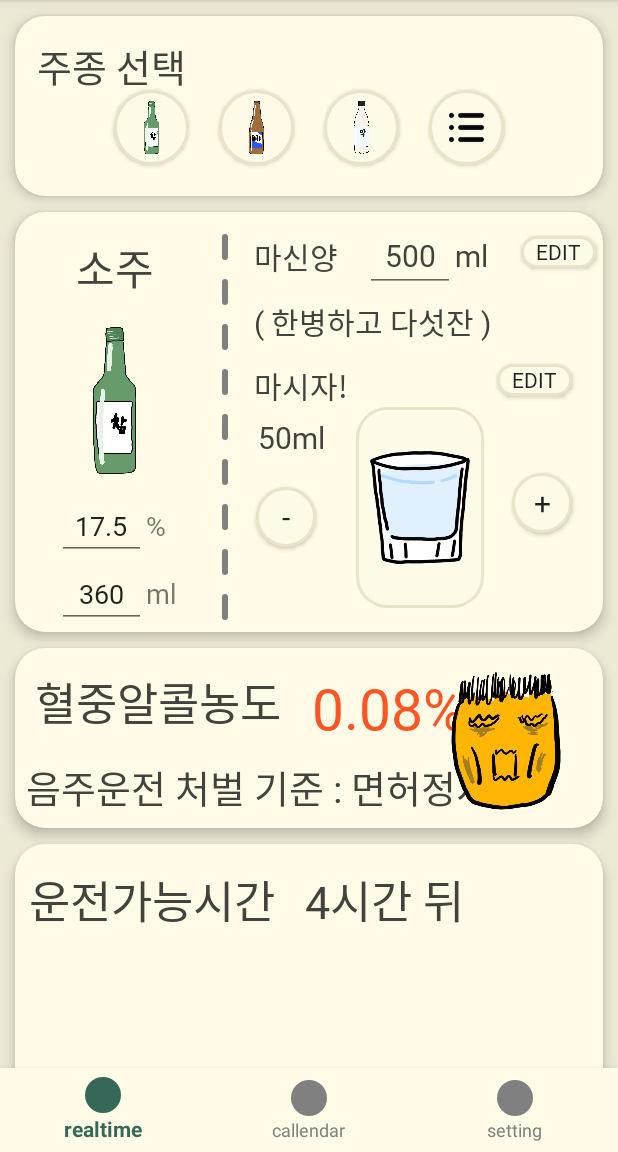
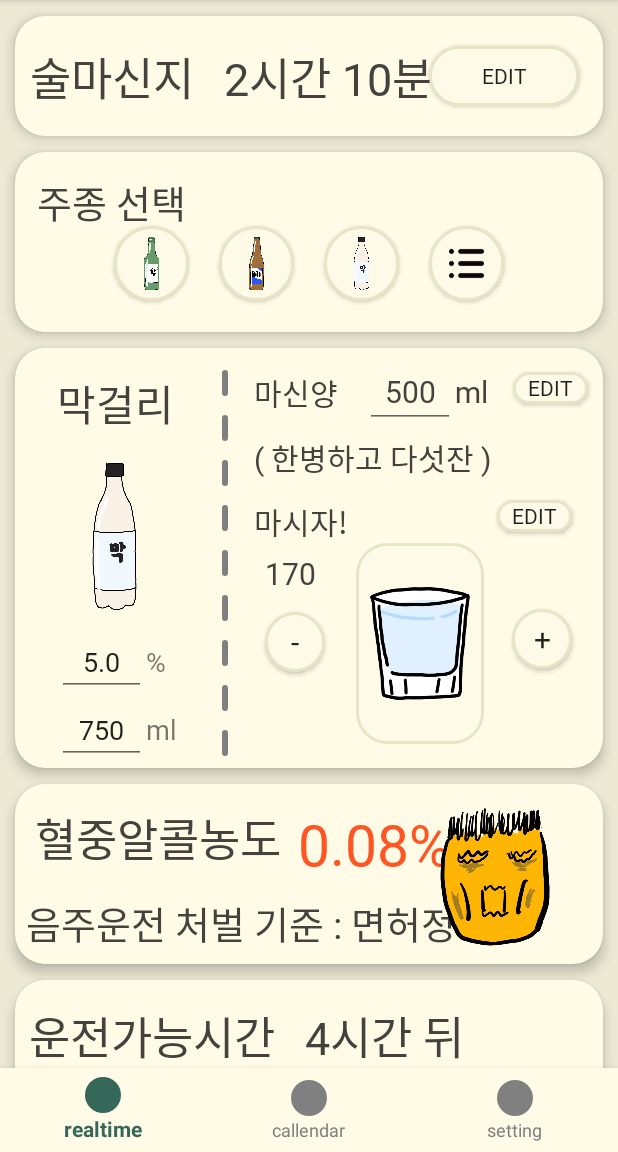
Before and after one commit to imdongye/AlcoholLimiter, an Android app: the screen it shows after launch (MainActivity), in the options menu, after a tap on "S.O.S", on a phone screen of 412 x 824 dp, the part 84-1236 px from its top. Run offline under Robolectric (Android 15) with nearby library versions, the phone set to English and light mode, and no system bars.

Commit message:
add simple calculate blood

```diff
--- a/app/src/main/java/com/example/alcohollimiter/MyApplication.java
+++ b/app/src/main/java/com/example/alcohollimiter/Limton.java
@@ -1,8 +1,8 @@
 package com.example.alcohollimiter;
 
 import android.app.Application;
-
-public class MyApplication extends Application {
+// 임시 싱글톤 이름
+public class Limton extends Application {
     public static RealtimeData realtimeData;
     public void onCreate() {
         super.onCreate();
--- a/app/src/main/java/com/example/alcohollimiter/RealtimeData.java
+++ b/app/src/main/java/com/example/alcohollimiter/RealtimeData.java
@@ -1,19 +1,9 @@
 package com.example.alcohollimiter;
 
+import java.util.ArrayList;
 import java.util.Calendar;
 
 public class RealtimeData {
-    Calendar calendar;
-    long startTime;
-
     public RealtimeData() {
-        calendar = Calendar.getInstance();
-    }
-    public void setStartTime(){
-        startTime = calendar.getTimeInMillis();
-    }
-    public String getElapsedTime() {
-        String rtn = "a";
-        return rtn;
     }
 }
--- a/app/src/main/java/com/example/alcohollimiter/RealtimeFragment.java
+++ b/app/src/main/java/com/example/alcohollimiter/RealtimeFragment.java
@@ -1,33 +1,83 @@
 package com.example.alcohollimiter;
 
+import android.app.DatePickerDialog;
+import android.app.TimePickerDialog;
 import android.content.Context;
 import android.content.DialogInterface;
 import android.os.Bundle;
+import android.os.Handler;
+import android.os.Message;
 import android.util.Log;
 import android.view.LayoutInflater;
 import android.view.View;
 import android.view.ViewGroup;
+import android.widget.Button;
+import android.widget.EditText;
 import android.widget.ImageButton;
+import android.widget.ImageView;
+import android.widget.TextView;
+import android.widget.TimePicker;
 import android.widget.Toast;
 
 import androidx.fragment.app.Fragment;
 
+import org.w3c.dom.Text;
+
+import java.text.SimpleDateFormat;
+import java.util.ArrayList;
+import java.util.Date;
+import java.util.Timer;
+import java.util.TimerTask;
+
 
 public class RealtimeFragment extends Fragment implements View.OnClickListener{
-    Context ct = null;
-    View rootView;
+    private View rootView;
+    private Context myContext;
+
+    private TimePickerDialog.OnTimeSetListener startTimesetListener;
+    private TextView startTimeText;
+    int curType = 0;
+    int totalMl=0;
+
+    ArrayList<AlcoholTypeData> typeDatas;
     @Override
     public void onCreate(Bundle savedInstanceState) {
         super.onCreate(savedInstanceState);
-
+    }
+    @Override
+    public void onDestroy() {
+        super.onDestroy();
     }
     @Override
     public View onCreateView(LayoutInflater inflater, ViewGroup container,
                              Bundle savedInstanceState) {
         rootView = inflater.inflate(R.layout.fragment_realtime, container, false);
-        ct = container.getContext();
-        ImageButton bottleBtn = (ImageButton)rootView.findViewById(R.id.main_bottle_btn);
-        bottleBtn.setOnClickListener(this);
+        myContext = container.getContext();
+
+        Button time_starttime_edit_btn = (Button)rootView.findViewById(R.id.time_starttime_edit_btn);
+        time_starttime_edit_btn.setOnClickListener(this);
+
+        ImageButton main_bottle_btn = (ImageButton)rootView.findViewById(R.id.main_bottle_btn);
+        main_bottle_btn.setOnClickListener(this);
+
+        ImageButton select_1_btn = (ImageButton)rootView.findViewById(R.id.select_1_btn);
+        select_1_btn.setOnClickListener(this);
+        ImageButton select_2_btn = (ImageButton)rootView.findViewById(R.id.select_2_btn);
+        select_2_btn.setOnClickListener(this);
+        ImageButton select_3_btn = (ImageButton)rootView.findViewById(R.id.select_3_btn);
+        select_3_btn.setOnClickListener(this);
+        ImageButton main_drink_btn = (ImageButton)rootView.findViewById(R.id.main_drink_btn);
+        main_drink_btn.setOnClickListener(this);
+        Button main_total_edit_btn = (Button) rootView.findViewById(R.id.main_total_edit_btn);
+        main_total_edit_btn.setOnClickListener(this);
+
+        typeDatas = new ArrayList<AlcoholTypeData>();
+        typeDatas.add(new AlcoholTypeData("소주", 17.8, 360, 50, R.drawable.img_soju_bottle));
+        typeDatas.add(new AlcoholTypeData("맥주", 4.5, 500, 170, R.drawable.img_beer_bottle));
+        typeDatas.add(new AlcoholTypeData("막걸리", 5, 750, 170, R.drawable.img_mak_bottle));
+
+        runStartTime();
+
         return rootView;
     }
 
@@ -37,23 +87,95 @@ public class RealtimeFragment extends Fragment implements View.OnClickListener{
             case R.id.main_bottle_btn:{
                 BottleDataDialogFragment bddf = BottleDataDialogFragment.getInstance();
                 bddf.show(getChildFragmentManager(), BottleDataDialogFragment.TAG_BOTTLEDATA_DIALOG);
-                //final Calendar c = MyApplication.getRealtimeData().calendar;
-                /*AlertDialog.Builder builder = new AlertDialog.Builder(ct);
-                String dataText = String.format("%d년 %2d월 %2d일 %2d시 %2d분", c.get(Calendar.YEAR), (c.get(Calendar.MONTH)+1), c.get(Calendar.DAY_OF_MONTH), c.get(Calendar.HOUR_OF_DAY), c.get(Calendar.MINUTE));
-                builder.setMessage(dataText);
-                builder.setNegativeButton("닫기", new DialogInterface.OnClickListener() {
-                    @Override
-                    public void onClick(DialogInterface dialog, int which) {
-                    }
-                });
+            }break;
+            case R.id.time_starttime_edit_btn:{
+                long now = System.currentTimeMillis();
+                Date date = new Date(now);
+                SimpleDateFormat sd = new SimpleDateFormat("hh mm");
+                String getTime = sd.format(date);
+                int hh = Integer.parseInt(getTime.split(" ")[0]);
+                int mm = Integer.parseInt(getTime.split(" ")[1]);
+                Log.i("lim", "gettime" + getTime);
+                TimePickerDialog dialog = new TimePickerDialog(myContext, startTimesetListener, hh, mm, true );
+                dialog.setTitle("시작시간");
+                dialog.show();
+            }break;
+            case R.id.select_1_btn:{
+                setMainType(0);
+            }break;
+            case R.id.select_2_btn:{
+                setMainType(1);
+            }break;
+            case R.id.select_3_btn:{
+                setMainType(2);
+            }break;
+            case R.id.select_more_btn:{
 
-                AlertDialog alertDialog = builder.create();
-                alertDialog.show();*/
-                Log.i("lim","start");
-                Toast.makeText(ct.getApplicationContext(), "asdf", Toast.LENGTH_LONG).show();
-                Log.i("lim","end");
+            }break;
+            case R.id.main_drink_btn:{
+                Log.i("asdf","asdf");
+                setTotal(totalMl + typeDatas.get(curType).janMl);
+                calculateBlood();
+            }break;
+            case R.id.main_total_edit_btn:{
+                setTotal(0);
+                calculateBlood();
+            }
+            default:{
+
             }break;
         }
     }
+    void runStartTime() {
+        startTimeText = (TextView)rootView.findViewById(R.id.time_starttime_text);
+        startTimesetListener = new TimePickerDialog.OnTimeSetListener() {
+            @Override
+            public void onTimeSet(TimePicker view, int hourOfDay, int minute) {
+                startTimeText.setText(String.format("%d시간 %d분", hourOfDay, minute));
+            }
+        };
+    }
+    void setMainType(int type) {
+        curType = type;
+        Log.i("lim", Integer.toString(type));
+        TextView typeText = (TextView)rootView.findViewById(R.id.main_type_text);
+        EditText alcoholEdit = (EditText)rootView.findViewById(R.id.main_alcohol_edit);
+        ImageButton bottleImg = (ImageButton)rootView.findViewById(R.id.main_bottle_btn);
+        EditText bottlemlEdit = (EditText)rootView.findViewById(R.id.main_bottle_ml_edit);
+        TextView janmlText = (TextView)rootView.findViewById(R.id.main_jan_ml_text);
 
+        typeText.setText(typeDatas.get(type).name);
+        alcoholEdit.setText(Double.toString(typeDatas.get(type).alcohol));
+        bottlemlEdit.setText(Integer.toString(typeDatas.get(type).bottleMl));
+        janmlText.setText(Integer.toString(typeDatas.get(type).janMl));
+        bottleImg.setImageDrawable(getResources().getDrawable(typeDatas.get(type).imgAdrs, null));
+    }
+
+    public class AlcoholTypeData {
+        public String name = "진로";
+        public double alcohol = 17.8;
+        public int bottleMl = 360;
+        public int janMl = 50;
+        public int imgAdrs = 0;
+
+        public AlcoholTypeData(String _name, double _alcohol, int _bottleMl, int _janMl, int _imgAdrs) {
+            name = _name;
+            alcohol = _alcohol;
+            bottleMl = _bottleMl;
+            janMl = _janMl;
+            imgAdrs = _imgAdrs;
+        }
+    }
+    public void setTotal(int t){
+        EditText totalEdit = (EditText)rootView.findViewById(R.id.main_total_ml_edit);
+        totalMl = t;
+        totalEdit.setText(Integer.toString(totalMl));
+    }
+    void calculateBlood(){
+        double a = totalMl* (typeDatas.get(curType).alcohol/100.0);
+        double pr = 76 *0.86;
+        double rst = a*0.7/pr;
+        TextView bloodText = (TextView)rootView.findViewById(R.id.blood_level);
+        bloodText.setText(String.format("%.3f", rst));
+    }
 }
--- a/app/src/main/java/com/example/alcohollimiter/RoundedDashView.java
+++ b/app/src/main/java/com/example/alcohollimiter/RoundedDashView.java
@@ -51,7 +51,7 @@ public class RoundedDashView extends View {
     }
     @Override
     public void onWindowFocusChanged(boolean a){
-        Log.i("lim", String.format("%d %d", getWidth(), getHeight()));
+        //Log.i("lim", String.format("rounded dash board w h : %d %d", getWidth(), getHeight()));
         setOrientation((getWidth()>getHeight()) ? Orientation.HORIZONTAL : Orientation.VERTICAL);
     }
 
--- a/app/src/main/res/layout/fragment_realtime.xml
+++ b/app/src/main/res/layout/fragment_realtime.xml
@@ -19,6 +19,8 @@
             android:layout_width="match_parent"
             android:layout_height="match_parent"
             android:orientation="vertical">
+            <!--time-->
+            <include layout="@layout/realtime_time"/>
             <!--select-->
             <include layout="@layout/realtime_select"/>
             <!--main-->
--- a/app/src/main/res/layout/realtime_blood.xml
+++ b/app/src/main/res/layout/realtime_blood.xml
@@ -32,7 +32,7 @@
 
             <TextView
                 android:id="@+id/blood_level"
-                android:layout_width="wrap_content"
+                android:layout_width="112dp"
                 android:layout_height="wrap_content"
                 android:fontFamily="@font/binggraesamancobold"
                 android:text="0.08%"
@@ -40,7 +40,7 @@
                 android:textSize="38dp"
                 app:layout_constraintBottom_toBottomOf="parent"
                 app:layout_constraintEnd_toEndOf="parent"
-                app:layout_constraintHorizontal_bias="0.181"
+                app:layout_constraintHorizontal_bias="0.108"
                 app:layout_constraintStart_toEndOf="@+id/textView4"
                 app:layout_constraintTop_toTopOf="parent"
                 app:layout_constraintVertical_bias="0.202" />
@@ -68,8 +68,8 @@
                 android:src="@drawable/img_face_0"
                 app:layout_constraintBottom_toBottomOf="parent"
                 app:layout_constraintEnd_toEndOf="parent"
-                app:layout_constraintHorizontal_bias="0.758"
-                app:layout_constraintStart_toEndOf="@+id/blood_level"
+                app:layout_constraintHorizontal_bias="1.0"
+                app:layout_constraintStart_toEndOf="@+id/textView4"
                 app:layout_constraintTop_toTopOf="parent"
                 app:layout_constraintVertical_bias="0.571" />
 
--- a/app/src/main/res/layout/realtime_main.xml
+++ b/app/src/main/res/layout/realtime_main.xml
@@ -18,7 +18,7 @@
 
 
             <TextView
-                android:id="@+id/main_type_name"
+                android:id="@+id/main_type_text"
                 android:layout_width="100dp"
                 android:layout_height="41dp"
                 android:autoSizeTextType="uniform"
@@ -45,7 +45,7 @@
                 app:layout_constraintEnd_toEndOf="parent"
                 app:layout_constraintHorizontal_bias="0.058"
                 app:layout_constraintStart_toStartOf="parent"
-                app:layout_constraintTop_toBottomOf="@+id/main_type_name"
+                app:layout_constraintTop_toBottomOf="@+id/main_type_text"
                 app:layout_constraintVertical_bias="0.156" />
 
             <LinearLayout
@@ -61,7 +61,7 @@
                 app:layout_constraintVertical_bias="0.2">
 
                 <EditText
-                    android:id="@+id/main_edit_alcohol"
+                    android:id="@+id/main_alcohol_edit"
                     android:layout_width="59dp"
                     android:layout_height="wrap_content"
                     android:ems="10"
@@ -95,7 +95,7 @@
                 app:layout_constraintVertical_bias="0.1">
 
                 <EditText
-                    android:id="@+id/main_edit_bottle_ml"
+                    android:id="@+id/main_bottle_ml_edit"
                     android:layout_width="59dp"
                     android:layout_height="wrap_content"
                     android:ems="10"
@@ -158,7 +158,7 @@
                 android:focusableInTouchMode="true">
 
                 <EditText
-                    android:id="@+id/main_total_ml"
+                    android:id="@+id/main_total_ml_edit"
                     android:layout_width="60dp"
                     android:gravity="center_horizontal"
                     android:layout_height="wrap_content"
@@ -196,17 +196,18 @@
                 app:layout_constraintVertical_bias="0.023" />
 
             <Button
+                android:id="@+id/main_total_edit_btn"
                 android:layout_width="50dp"
                 android:layout_height="21dp"
                 android:background="@drawable/bg_border_cylinder_ripple"
                 android:fontFamily="@font/binggraesamanco"
                 android:text="edit"
-                app:layout_constraintBottom_toBottomOf="parent"
+                app:layout_constraintBottom_toTopOf="@+id/roundedDashView"
                 app:layout_constraintEnd_toEndOf="parent"
-                app:layout_constraintHorizontal_bias="0.82"
+                app:layout_constraintHorizontal_bias="0.627"
                 app:layout_constraintStart_toEndOf="@+id/linearLayout2"
                 app:layout_constraintTop_toTopOf="parent"
-                app:layout_constraintVertical_bias="0.061" />
+                app:layout_constraintVertical_bias="0.253" />
 
             <com.example.alcohollimiter.RoundedDashView
                 android:id="@+id/roundedDashView"
@@ -220,7 +221,7 @@
                 app:layout_constraintVertical_bias="0.305" />
 
             <ImageButton
-                android:id="@+id/imageButton"
+                android:id="@+id/main_drink_btn"
                 android:layout_width="85dp"
                 android:layout_height="134dp"
                 android:background="@drawable/bg_border_cylinder_ripple"
@@ -251,7 +252,7 @@
                 app:layout_constraintVertical_bias="0.071" />
 
             <TextView
-                android:id="@+id/main_text_jan"
+                android:id="@+id/main_jan_ml_text"
                 android:layout_width="wrap_content"
                 android:layout_height="wrap_content"
                 android:fontFamily="@font/binggraesamanco"
@@ -259,14 +260,14 @@
                 android:textColor="@color/lim_text_black"
                 android:textSize="20dp"
                 app:layout_constraintBottom_toBottomOf="parent"
-                app:layout_constraintEnd_toStartOf="@+id/imageButton"
+                app:layout_constraintEnd_toStartOf="@+id/main_drink_btn"
                 app:layout_constraintHorizontal_bias="0.48"
                 app:layout_constraintStart_toEndOf="@+id/roundedDashView_vertical"
                 app:layout_constraintTop_toBottomOf="@+id/textView3"
                 app:layout_constraintVertical_bias="0.051" />
 
             <Button
-                android:id="@+id/button"
+                android:id="@+id/main_jan_edit_btn"
                 android:layout_width="50dp"
                 android:layout_height="21dp"
                 android:background="@drawable/bg_border_cylinder_ripple"
@@ -275,11 +276,12 @@
                 app:layout_constraintBottom_toBottomOf="parent"
                 app:layout_constraintEnd_toEndOf="parent"
                 app:layout_constraintHorizontal_bias="0.304"
-                app:layout_constraintStart_toEndOf="@+id/imageButton"
+                app:layout_constraintStart_toEndOf="@+id/main_drink_btn"
                 app:layout_constraintTop_toBottomOf="@+id/roundedDashView"
                 app:layout_constraintVertical_bias="0.07" />
 
             <Button
+                android:id="@+id/main_jan_plus_btn"
                 android:layout_width="40dp"
                 android:layout_height="40dp"
                 android:background="@drawable/bg_border_circle_ripple"
@@ -289,23 +291,25 @@
                 app:layout_constraintBottom_toBottomOf="parent"
                 app:layout_constraintEnd_toEndOf="parent"
                 app:layout_constraintHorizontal_bias="0.475"
-                app:layout_constraintStart_toEndOf="@+id/imageButton"
+                app:layout_constraintStart_toEndOf="@+id/main_drink_btn"
                 app:layout_constraintTop_toBottomOf="@+id/roundedDashView"
                 app:layout_constraintVertical_bias="0.562" />
 
             <Button
+                android:id="@+id/main_jan_min_btn"
                 android:layout_width="40dp"
                 android:layout_height="40dp"
+                android:layout_marginBottom="64dp"
                 android:background="@drawable/bg_border_circle_ripple"
                 android:fontFamily="@font/binggraesamancobold"
+                android:text="-"
                 android:textSize="20dp"
-                android:text="-"
                 app:layout_constraintBottom_toBottomOf="parent"
-                app:layout_constraintEnd_toStartOf="@+id/imageButton"
-                app:layout_constraintHorizontal_bias="0.4"
+                app:layout_constraintEnd_toStartOf="@+id/main_drink_btn"
+                app:layout_constraintHorizontal_bias="0.533"
                 app:layout_constraintStart_toEndOf="@+id/roundedDashView_vertical"
-                app:layout_constraintTop_toBottomOf="@+id/main_text_jan"
-                app:layout_constraintVertical_bias="0.258" />
+                app:layout_constraintTop_toBottomOf="@+id/main_jan_ml_text"
+                app:layout_constraintVertical_bias="1.0" />
         </androidx.constraintlayout.widget.ConstraintLayout>
     </androidx.cardview.widget.CardView>
 </merge>
--- a/app/src/main/res/layout/realtime_select.xml
+++ b/app/src/main/res/layout/realtime_select.xml
@@ -41,7 +41,7 @@
                 app:layout_constraintVertical_bias="0.74">
 
                 <ImageButton
-                    android:id="@+id/select_soju"
+                    android:id="@+id/select_1_btn"
                     android:layout_width="50dp"
                     android:layout_height="50dp"
                     android:layout_marginHorizontal="10dp"
@@ -51,7 +51,7 @@
                     android:src="@drawable/img_soju_bottle"
                     android:padding="7dp"/>
                 <ImageButton
-                    android:id="@+id/select_beer"
+                    android:id="@+id/select_2_btn"
                     android:layout_width="50dp"
                     android:layout_height="50dp"
                     android:layout_marginHorizontal="10dp"
@@ -61,7 +61,7 @@
                     android:src="@drawable/img_beer_bottle"
                     android:padding="7dp"/>
                 <ImageButton
-                    android:id="@+id/select_mak"
+                    android:id="@+id/select_3_btn"
                     android:layout_width="50dp"
                     android:layout_height="50dp"
                     android:layout_marginHorizontal="10dp"
@@ -71,7 +71,7 @@
                     android:src="@drawable/img_mak_bottle"
                     android:padding="7dp"/>
                 <ImageButton
-                    android:id="@+id/selct_more"
+                    android:id="@+id/select_more_btn"
                     android:layout_width="50dp"
                     android:layout_height="50dp"
                     android:layout_marginHorizontal="10dp"
--- /dev/null
+++ b/app/src/main/res/layout/realtime_time.xml
@@ -0,0 +1,65 @@
+<?xml version="1.0" encoding="utf-8"?>
+<merge xmlns:android="http://schemas.android.com/apk/res/android"
+    xmlns:app="http://schemas.android.com/apk/res-auto"
+    xmlns:tools="http://schemas.android.com/tools">
+
+    <androidx.cardview.widget.CardView
+        android:layout_width="match_parent"
+        android:layout_height="80dp"
+        android:layout_marginHorizontal="10dp"
+        android:layout_marginVertical="5dp"
+        app:cardBackgroundColor="@color/lim_back"
+        app:cardCornerRadius="20dp"
+        app:cardElevation="5dp">
+
+        <androidx.constraintlayout.widget.ConstraintLayout
+            android:layout_width="match_parent"
+            android:layout_height="match_parent">
+
+            <LinearLayout
+                android:id="@+id/linearLayout3"
+                android:layout_width="wrap_content"
+                android:layout_height="wrap_content"
+                android:gravity="center_vertical"
+                app:layout_constraintBottom_toBottomOf="parent"
+                app:layout_constraintEnd_toEndOf="parent"
+                app:layout_constraintHorizontal_bias="0.08"
+                app:layout_constraintStart_toStartOf="parent"
+                app:layout_constraintTop_toTopOf="parent"
+                app:layout_constraintVertical_bias="0.51">
+
+                <TextView
+                    android:layout_width="wrap_content"
+                    android:layout_height="wrap_content"
+                    android:fontFamily="@font/binggraesamancobold"
+                    android:text="술마신지"
+                    android:textColor="@color/lim_text_black"
+                    android:textSize="30dp" />
+
+                <TextView
+                    android:id="@+id/time_starttime_text"
+                    android:layout_width="wrap_content"
+                    android:layout_height="wrap_content"
+                    android:layout_marginStart="20dp"
+                    android:fontFamily="@font/binggraesamanco"
+                    android:text="2시간 10분"
+                    android:textColor="@color/lim_text_black"
+                    android:textSize="30dp" />
+            </LinearLayout>
+
+            <Button
+                android:id="@+id/time_starttime_edit_btn"
+                android:layout_width="100dp"
+                android:layout_height="40dp"
+                android:layout_marginEnd="16dp"
+                android:background="@drawable/bg_border_cylinder_ripple"
+                android:fontFamily="@font/binggraesamanco"
+                android:text="edit"
+                app:layout_constraintBottom_toBottomOf="parent"
+                app:layout_constraintEnd_toEndOf="parent"
+                app:layout_constraintHorizontal_bias="1.0"
+                app:layout_constraintStart_toEndOf="@+id/linearLayout3"
+                app:layout_constraintTop_toTopOf="parent" />
+        </androidx.constraintlayout.widget.ConstraintLayout>
+    </androidx.cardview.widget.CardView>
+</merge>
```
